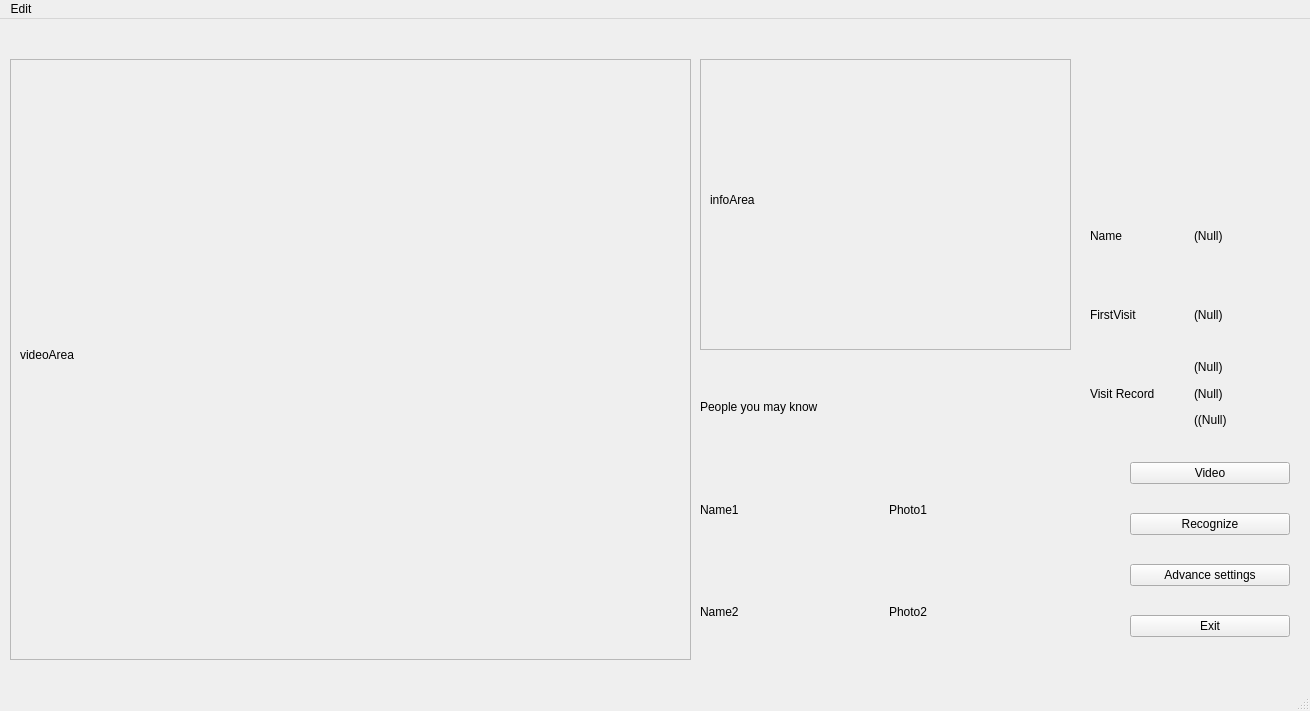
Qt form GUI/uiMainwindow.ui (zhuhd15/Demo-System) before a commit.
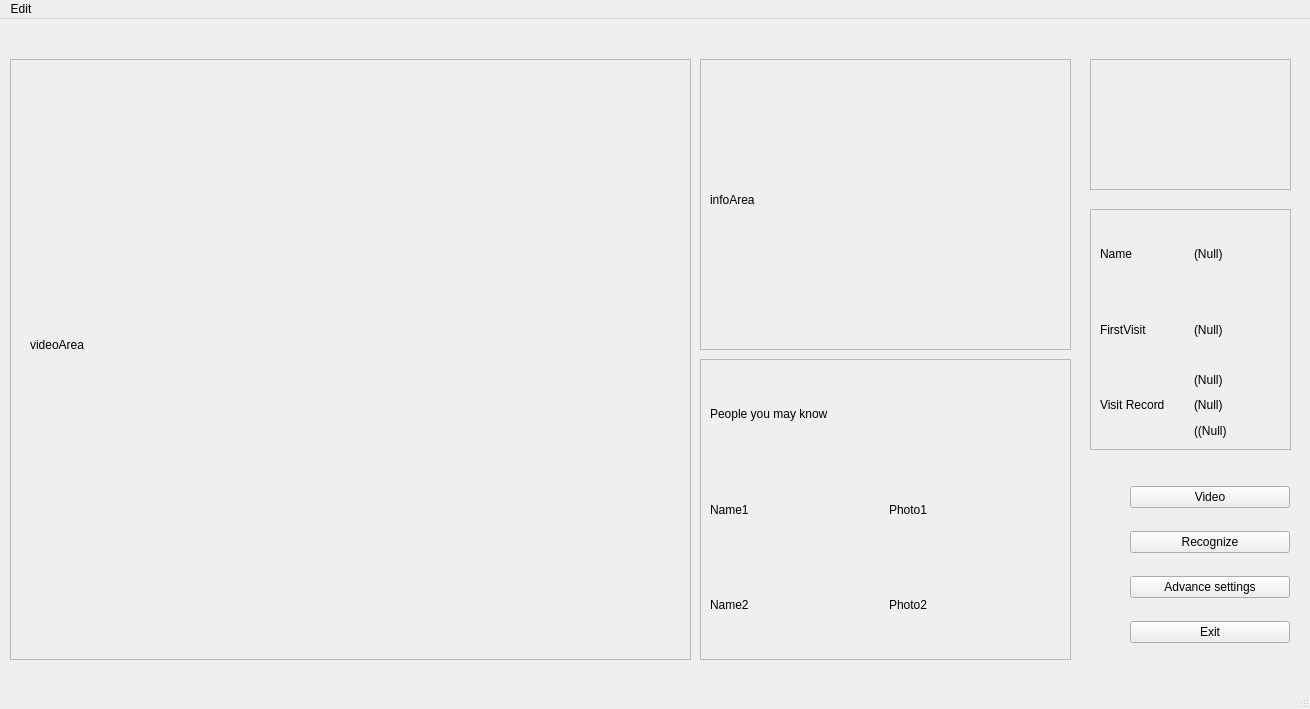
The same form after that commit.

```diff
--- a/GUI/uiMainwindow.ui
+++ b/GUI/uiMainwindow.ui
@@ -7,7 +7,7 @@
     <x>0</x>
     <y>0</y>
     <width>1310</width>
-    <height>711</height>
+    <height>709</height>
    </rect>
   </property>
   <property name="windowTitle">
@@ -32,10 +32,10 @@
     <widget class="QLabel" name="Qtvideo">
      <property name="geometry">
       <rect>
-       <x>10</x>
-       <y>20</y>
-       <width>661</width>
-       <height>551</height>
+       <x>20</x>
+       <y>50</y>
+       <width>631</width>
+       <height>471</height>
       </rect>
      </property>
      <property name="text">
@@ -47,9 +47,9 @@
     <property name="geometry">
      <rect>
       <x>1130</x>
-      <y>420</y>
+      <y>450</y>
       <width>160</width>
-      <height>221</height>
+      <height>191</height>
      </rect>
     </property>
     <layout class="QVBoxLayout" name="verticalLayout">
@@ -115,13 +115,135 @@
      </property>
     </widget>
    </widget>
+   <widget class="QFrame" name="frame_3">
+    <property name="geometry">
+     <rect>
+      <x>1090</x>
+      <y>40</y>
+      <width>201</width>
+      <height>131</height>
+     </rect>
+    </property>
+    <property name="frameShape">
+     <enum>QFrame::StyledPanel</enum>
+    </property>
+    <property name="frameShadow">
+     <enum>QFrame::Raised</enum>
+    </property>
+    <widget class="QLabel" name="QtPhoto">
+     <property name="geometry">
+      <rect>
+       <x>10</x>
+       <y>0</y>
+       <width>181</width>
+       <height>121</height>
+      </rect>
+     </property>
+     <property name="text">
+      <string/>
+     </property>
+    </widget>
+   </widget>
+   <widget class="QFrame" name="frame_4">
+    <property name="geometry">
+     <rect>
+      <x>700</x>
+      <y>340</y>
+      <width>371</width>
+      <height>301</height>
+     </rect>
+    </property>
+    <property name="frameShape">
+     <enum>QFrame::StyledPanel</enum>
+    </property>
+    <property name="frameShadow">
+     <enum>QFrame::Raised</enum>
+    </property>
+    <widget class="QWidget" name="horizontalLayoutWidget_2">
+     <property name="geometry">
+      <rect>
+       <x>10</x>
+       <y>10</y>
+       <width>351</width>
+       <height>281</height>
+      </rect>
+     </property>
+     <layout class="QHBoxLayout" name="horizontalLayout_2">
+      <item>
+       <layout class="QVBoxLayout" name="verticalLayout_4">
+        <item>
+         <widget class="QLabel" name="label_7">
+          <property name="text">
+           <string>People you may know</string>
+          </property>
+         </widget>
+        </item>
+        <item>
+         <widget class="QLabel" name="QtName1">
+          <property name="text">
+           <string>Name1</string>
+          </property>
+         </widget>
+        </item>
+        <item>
+         <widget class="QLabel" name="QtName2">
+          <property name="text">
+           <string>Name2</string>
+          </property>
+         </widget>
+        </item>
+       </layout>
+      </item>
+      <item>
+       <layout class="QVBoxLayout" name="verticalLayout_5">
+        <item>
+         <widget class="QLabel" name="NULL_">
+          <property name="text">
+           <string/>
+          </property>
+         </widget>
+        </item>
+        <item>
+         <widget class="QLabel" name="QtPhoto1">
+          <property name="text">
+           <string>Photo1</string>
+          </property>
+         </widget>
+        </item>
+        <item>
+         <widget class="QLabel" name="QtPhoto2">
+          <property name="text">
+           <string>Photo2</string>
+          </property>
+         </widget>
+        </item>
+       </layout>
+      </item>
+     </layout>
+    </widget>
+   </widget>
+   <widget class="QFrame" name="frame_5">
+    <property name="geometry">
+     <rect>
+      <x>1090</x>
+      <y>190</y>
+      <width>201</width>
+      <height>241</height>
+     </rect>
+    </property>
+    <property name="frameShape">
+     <enum>QFrame::StyledPanel</enum>
+    </property>
+    <property name="frameShadow">
+     <enum>QFrame::Raised</enum>
+    </property>
    <widget class="QWidget" name="horizontalLayoutWidget">
     <property name="geometry">
      <rect>
-      <x>1090</x>
-      <y>180</y>
-      <width>201</width>
-      <height>231</height>
+       <x>10</x>
+       <y>10</y>
+       <width>181</width>
+       <height>221</height>
      </rect>
     </property>
     <layout class="QHBoxLayout" name="horizontalLayout">
@@ -195,80 +317,6 @@
      </item>
     </layout>
    </widget>
-   <widget class="QWidget" name="horizontalLayoutWidget_2">
-    <property name="geometry">
-     <rect>
-      <x>700</x>
-      <y>340</y>
-      <width>371</width>
-      <height>301</height>
-     </rect>
-    </property>
-    <layout class="QHBoxLayout" name="horizontalLayout_2">
-     <item>
-      <layout class="QVBoxLayout" name="verticalLayout_4">
-       <item>
-        <widget class="QLabel" name="label_7">
-         <property name="text">
-          <string>People you may know</string>
-         </property>
-        </widget>
-       </item>
-       <item>
-        <widget class="QLabel" name="QtName1">
-         <property name="text">
-          <string>Name1</string>
-         </property>
-        </widget>
-       </item>
-       <item>
-        <widget class="QLabel" name="QtName2">
-         <property name="text">
-          <string>Name2</string>
-         </property>
-        </widget>
-       </item>
-      </layout>
-     </item>
-     <item>
-      <layout class="QVBoxLayout" name="verticalLayout_5">
-       <item>
-        <widget class="QLabel" name="NULL_">
-         <property name="text">
-          <string/>
-         </property>
-        </widget>
-       </item>
-       <item>
-        <widget class="QLabel" name="QtPhoto1">
-         <property name="text">
-          <string>Photo1</string>
-         </property>
-        </widget>
-       </item>
-       <item>
-        <widget class="QLabel" name="QtPhoto2">
-         <property name="text">
-          <string>Photo2</string>
-         </property>
-        </widget>
-       </item>
-      </layout>
-     </item>
-    </layout>
-   </widget>
-   <widget class="QLabel" name="QtPhoto">
-    <property name="geometry">
-     <rect>
-      <x>1090</x>
-      <y>40</y>
-      <width>191</width>
-      <height>131</height>
-     </rect>
-    </property>
-    <property name="text">
-     <string/>
-    </property>
    </widget>
   </widget>
   <widget class="QMenuBar" name="menubar">
```
Lines whose indentation alone changed are shown as unchanged.
